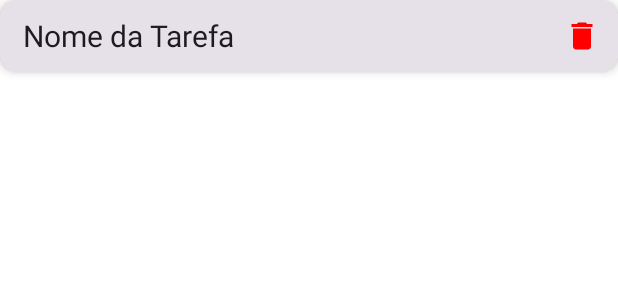
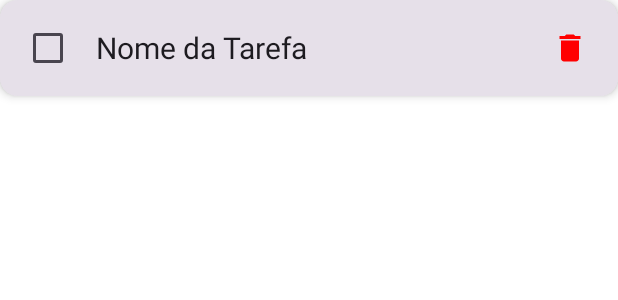
Before and after one commit to Saullo-Programador/TaskApp, an Android app built with Jetpack Compose: the @Preview function ItemTaskPreview, on a phone screen of 412 x 824 dp. Shown: the top 300 px of the screen. Run offline under Robolectric (Android 15) with nearby library versions, the phone set to English and light mode, and no system bars.

Commit message:
project Finalizado

```diff
--- a/app/src/main/java/com/example/firebaseaula/models/Task.kt
+++ b/app/src/main/java/com/example/firebaseaula/models/Task.kt
@@ -4,5 +4,6 @@ data class Task (
     val id: String = "",
     val name: String = "",
     val completed: Boolean = false,
+    var isChecked: Boolean = false,
     val userId: String = ""
 )
--- a/app/src/main/java/com/example/firebaseaula/repository/TaskRepository.kt
+++ b/app/src/main/java/com/example/firebaseaula/repository/TaskRepository.kt
@@ -33,6 +33,11 @@ class TaskRepository @Inject constructor(
 
     }
 
+    suspend fun updateTask(taskId: String, newName: String) {
+        val taskRef = firestore.collection("tasks").document(taskId)
+        taskRef.update("name", newName).await()
+    }
+
     suspend fun deleteTask(taskId: String) {
         firestore.collection("tasks").document(taskId).delete().await()
     }
--- a/app/src/main/java/com/example/firebaseaula/ui/components/ItemTask.kt
+++ b/app/src/main/java/com/example/firebaseaula/ui/components/ItemTask.kt
@@ -1,21 +1,12 @@
 package com.example.firebaseaula.ui.components
 
 import androidx.compose.foundation.clickable
-import androidx.compose.foundation.layout.Arrangement
-import androidx.compose.foundation.layout.Column
-import androidx.compose.foundation.layout.Row
-import androidx.compose.foundation.layout.fillMaxSize
-import androidx.compose.foundation.layout.fillMaxWidth
-import androidx.compose.foundation.layout.padding
+import androidx.compose.foundation.layout.*
 import androidx.compose.foundation.shape.RoundedCornerShape
 import androidx.compose.material.icons.Icons
 import androidx.compose.material.icons.filled.Delete
-import androidx.compose.material3.Card
-import androidx.compose.material3.CardDefaults
-import androidx.compose.material3.Icon
-import androidx.compose.material3.IconButton
-import androidx.compose.material3.Text
-import androidx.compose.runtime.Composable
+import androidx.compose.material3.*
+import androidx.compose.runtime.*
 import androidx.compose.ui.Alignment
 import androidx.compose.ui.Modifier
 import androidx.compose.ui.graphics.Color
@@ -27,6 +18,8 @@ import androidx.compose.ui.unit.sp
 fun ItemTask(
     modifier: Modifier = Modifier,
     taskName: String,
+    isChecked: Boolean,
+    onCheckedChange: (Boolean) -> Unit,
     onDeleteTask: () -> Unit = {},
     onEditTask: () -> Unit = {}
 ) {
@@ -36,43 +29,51 @@ fun ItemTask(
         elevation = CardDefaults.cardElevation(defaultElevation = 4.dp)
     ) {
         Row(
-            modifier = modifier
-                .fillMaxWidth(),
+            modifier = Modifier
+                .fillMaxWidth()
+                .padding(8.dp),
             verticalAlignment = Alignment.CenterVertically,
             horizontalArrangement = Arrangement.SpaceBetween
-
         ) {
-            Text(
-                text = taskName,
-                fontSize = 20.sp,
-                modifier = modifier.padding(start = 15.dp)
-            )
-            IconButton(
-                onClick = onDeleteTask
+            Row(
+                verticalAlignment = Alignment.CenterVertically
             ) {
+                Checkbox(
+                    checked = isChecked,
+                    onCheckedChange = onCheckedChange
+                )
+                Text(
+                    text = taskName,
+                    fontSize = 20.sp,
+                    modifier = Modifier.padding(start = 8.dp)
+                )
+            }
+            IconButton(onClick = onDeleteTask) {
                 Icon(
                     imageVector = Icons.Default.Delete,
                     tint = Color.Red,
-                    contentDescription = "Sair do aplicativo",
+                    contentDescription = "Excluir tarefa",
                 )
             }
         }
     }
 }
 
-
 @Preview(showBackground = true)
 @Composable
 fun ItemTaskPreview() {
+    var isChecked by remember { mutableStateOf(false) }
+
     Column(
         modifier = Modifier.fillMaxSize(),
         horizontalAlignment = Alignment.CenterHorizontally
     ) {
         ItemTask(
             taskName = "Nome da Tarefa",
+            isChecked = isChecked,
+            onCheckedChange = { isChecked = it },
             onDeleteTask = {},
-            onEditTask = {},
-            modifier = Modifier,
+            onEditTask = {}
         )
     }
 }
```
Also changed, not shown: app/src/main/java/com/example/firebaseaula/domain/usecase/AddTaskUseCase.kt (added, +14 -0 lines), app/src/main/java/com/example/firebaseaula/domain/usecase/TaskUseCase.kt (deleted, +0 -12 lines), app/src/main/java/com/example/firebaseaula/domain/usecase/UpdateTaskUseCase.kt (added, +17 -0 lines), app/src/main/java/com/example/firebaseaula/ui/screens/HomeScreen.kt (+29 -6 lines), app/src/main/java/com/example/firebaseaula/ui/screens/UpdateTaskScreen.kt (added, +100 -0 lines), app/src/main/java/com/example/firebaseaula/ui/viewModel/AddTaskViewModel.kt (+6 -5 lines), app/src/main/java/com/example/firebaseaula/ui/viewModel/HomeViewModel.kt (+46 -1 lines).
